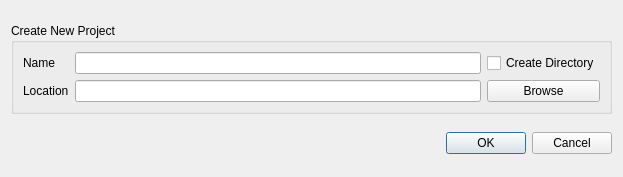
DomDumont/CartaGen, file Src/dlgnewproject.ui: the form before one commit.
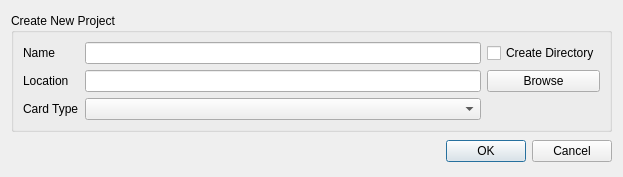
The form after the commit.

```diff
--- a/Src/dlgnewproject.ui
+++ b/Src/dlgnewproject.ui
@@ -53,16 +53,16 @@
       <property name="sizeConstraint">
        <enum>QLayout::SetMinimumSize</enum>
       </property>
-      <item row="1" column="0">
-       <widget class="QLabel" name="label_2">
+      <item row="1" column="2">
+       <widget class="QLineEdit" name="lineEditLocation"/>
+      </item>
+      <item row="2" column="0">
+       <widget class="QLabel" name="label_3">
         <property name="text">
-         <string>Location</string>
+         <string>Card Type</string>
         </property>
        </widget>
       </item>
-      <item row="0" column="1">
-       <widget class="QLineEdit" name="lineEditName"/>
-      </item>
       <item row="0" column="0">
        <widget class="QLabel" name="label">
         <property name="text">
@@ -70,23 +70,33 @@
         </property>
        </widget>
       </item>
-      <item row="1" column="1">
-       <widget class="QLineEdit" name="lineEditLocation"/>
+      <item row="1" column="0">
+       <widget class="QLabel" name="label_2">
+        <property name="text">
+         <string>Location</string>
+        </property>
+       </widget>
       </item>
       <item row="0" column="2">
+       <widget class="QLineEdit" name="lineEditName"/>
+      </item>
+      <item row="0" column="3">
        <widget class="QCheckBox" name="checkBoxCreateDir">
         <property name="text">
          <string>Create Directory</string>
         </property>
        </widget>
       </item>
-      <item row="1" column="2">
+      <item row="1" column="3">
        <widget class="QPushButton" name="pushButtonBrowse">
         <property name="text">
          <string>Browse</string>
         </property>
        </widget>
       </item>
+      <item row="2" column="2">
+       <widget class="QComboBox" name="comboBoxCardType"/>
+      </item>
      </layout>
     </widget>
    </item>
```
